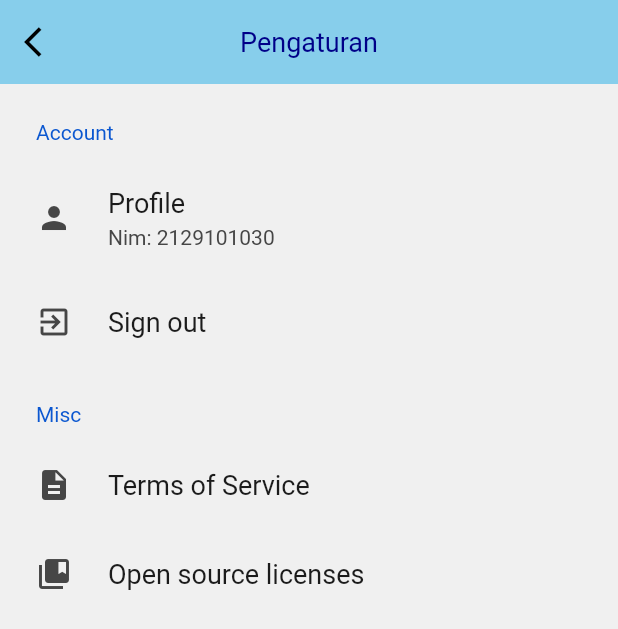
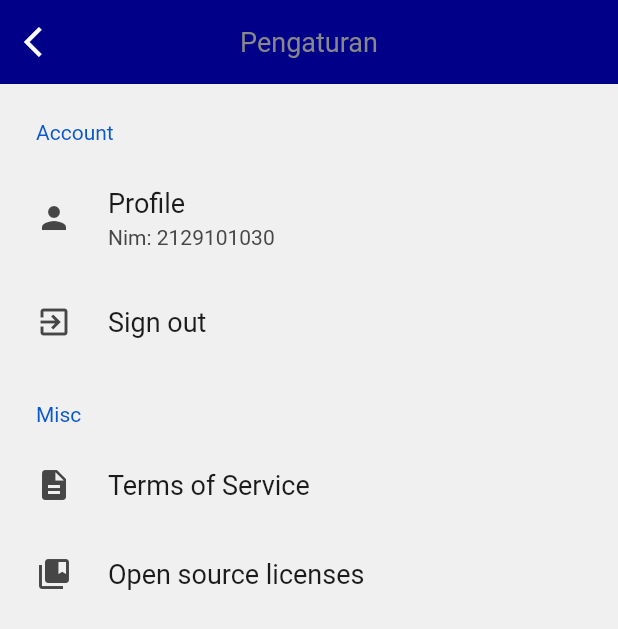
Before and after one commit to lanxic/SisKA-NG, a Flutter app: the SettingsView screen opened by its route, on a phone screen of 412 x 824 dp. Shown: the top 629 px of the screen. Run offline on Flutter 3.47's test engine with Material 2 defaults, Android fonts, the phone set to English and light mode, and no system bars; drawn by our look-alikes of settings_ui; our stand-ins replace avatar_glow, firebase_core, flutter_custom_clippers, flutter_secure_storage, get, introduction_screen and 2 more; accounts and stored records are empty; network calls fail.

Commit message:
refactore appbar style

```diff
--- a/lib/app/modules/register/views/register_view.dart
+++ b/lib/app/modules/register/views/register_view.dart
@@ -13,12 +13,11 @@ class RegisterView extends GetView<RegisterController> {
       appBar: AppBar(
         title: Text(
           'Registrasi',
-          style: TextStyle(color: kSecondaryColor),
         ),
-        backgroundColor: kPrimaryColor,
         centerTitle: true,
         automaticallyImplyLeading: false,
         leading: IconButton(
+          color: Colors.white,
           icon: Icon(Icons.arrow_back_ios),
           onPressed: () => Get.back(),
         ),
--- a/lib/app/modules/settings/views/profile_view.dart
+++ b/lib/app/modules/settings/views/profile_view.dart
@@ -27,12 +27,11 @@ class ProfileView extends GetView {
       appBar: AppBar(
         title: Text(
           'Profile',
-          style: TextStyle(color: kSecondaryColor),
         ),
-        backgroundColor: kPrimaryColor,
         centerTitle: true,
         automaticallyImplyLeading: false,
         leading: IconButton(
+          color: Colors.white,
           icon: Icon(Icons.arrow_back_ios),
           onPressed: () => Get.back(),
         ),
--- a/lib/app/modules/settings/views/settings_view.dart
+++ b/lib/app/modules/settings/views/settings_view.dart
@@ -15,13 +15,14 @@ class SettingsView extends GetView<SettingsController> {
       appBar: AppBar(
         title: Text(
           'Pengaturan',
-          style: TextStyle(color: kSecondaryColor),
         ),
-        backgroundColor: kPrimaryColor,
         centerTitle: true,
         automaticallyImplyLeading: false,
         leading: IconButton(
-            icon: Icon(Icons.arrow_back_ios), onPressed: () => Get.back()),
+          color: Colors.white,
+          icon: Icon(Icons.arrow_back_ios),
+          onPressed: () => Get.back(),
+        ),
       ),
       body: SafeArea(
         child: SettingsList(
```
